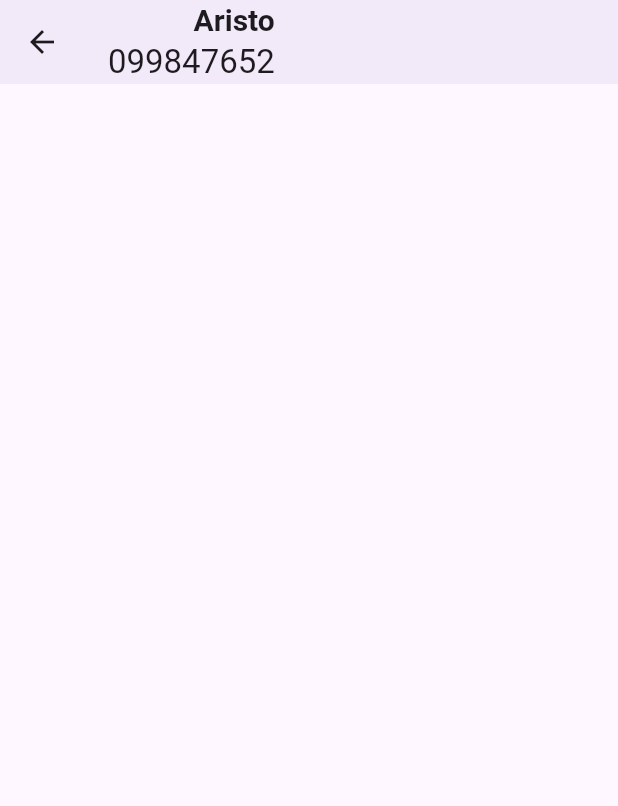
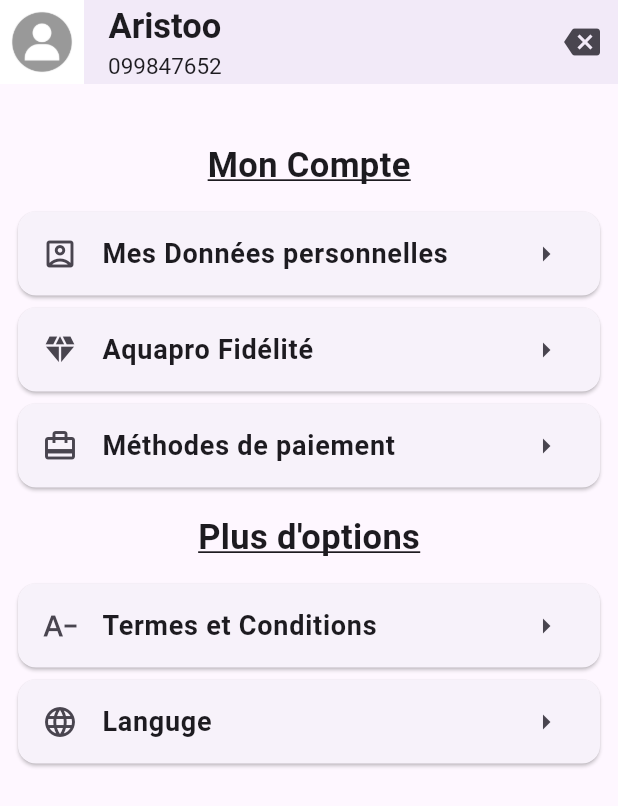
Before and after one commit to Rostomgh/Aqupro, a Flutter app: the ProfilePage screen opened directly, on a phone screen of 412 x 824 dp. Shown: the top 806 px of the screen. Run offline on Flutter 3.47's test engine with Material 3 defaults, Android fonts, the light colour scheme and no system bars; our stand-ins replace animated_splash_screen, awesome_dialog, bloc, curved_navigation_bar, firebase_auth, firebase_core and 2 more; accounts and stored records are empty.

Commit message:
infoprofile hi,t fix error key

```diff
--- a/lib/Compo/Constance.dart
+++ b/lib/Compo/Constance.dart
@@ -1,6 +1,18 @@
+// ignore_for_file: constant_identifier_names
+
 import 'package:flutter/material.dart';
 
+String tit = '';
 const Primerycolor = Color.fromARGB(255, 112, 180, 236);
 const Butcolor = Color(0xFFBDBDBD);
 const SizeText = SizedBox(height: 5);
 const ButtonColor = [Colors.black54, Colors.black];
+
+const Tit = Text(
+  "Mon Compte",
+  style: TextStyle(fontWeight: FontWeight.bold, fontSize: 23,decoration: TextDecoration.underline),
+);
+const Tit2 = Text(
+  "Plus d'options",
+  style: TextStyle(fontWeight: FontWeight.bold, fontSize: 23,decoration: TextDecoration.underline),
+);
--- /dev/null
+++ b/lib/Compo/CustomSettings.dart
@@ -0,0 +1,24 @@
+import 'package:flutter/material.dart';
+
+class CustomCardProfilePage extends StatelessWidget {
+  final Icon ic;
+  final String text;
+  final void Function()? tap;
+  const CustomCardProfilePage({Key? key, required this.ic, required this.text, this.tap})
+      : super(key: key);
+
+  @override
+  Widget build(BuildContext context) {
+    return Card(
+      child: ListTile(
+        onTap: tap,
+        title: Text(
+          text,
+          style: const TextStyle(fontSize: 18, fontWeight: FontWeight.w600),
+        ),
+        leading: ic,
+        trailing: const Icon(Icons.arrow_right_sharp),
+      ),
+    );
+  }
+}
--- a/lib/Login/Log.dart
+++ b/lib/Login/Log.dart
@@ -1,6 +1,6 @@
 import 'package:aquapro/Compo/Constance.dart';
 import 'package:aquapro/Compo/CustomButton.dart';
-import 'package:aquapro/Compo/CustomText.dart';
+import 'package:aquapro/Compo/CustomTextFormField.dart';
 import 'package:awesome_dialog/awesome_dialog.dart';
 import 'package:firebase_auth/firebase_auth.dart';
 import 'package:flutter/material.dart';
--- a/lib/Login/Login.dart
+++ b/lib/Login/Login.dart
@@ -3,7 +3,7 @@ import 'package:awesome_dialog/awesome_dialog.dart';
 import 'package:firebase_auth/firebase_auth.dart';
 import 'package:flutter/material.dart';
 import 'package:aquapro/Compo/Constance.dart';
-import 'package:aquapro/Compo/CustomText.dart';
+import 'package:aquapro/Compo/CustomTextFormField.dart';
 
 class LoginP extends StatefulWidget {
   const LoginP({Key? key}) : super(key: key);
--- a/lib/NavBar.dart
+++ b/lib/NavBar.dart
@@ -1,7 +1,7 @@
 import 'package:aquapro/Buissnes%20Logic/NavBar/nav_bar_bloc.dart';
 import 'package:aquapro/Compo/Constance.dart';
 import 'package:aquapro/Compo/ListItem.dart';
-import 'package:aquapro/Pages/ProfilePage.dart';
+import 'package:aquapro/Pages/ProfileScreen/ProfilePage.dart';
 import 'package:aquapro/Pages/homeP1.dart';
 import 'package:curved_navigation_bar/curved_navigation_bar.dart';
 import 'package:flutter/material.dart';
@@ -15,7 +15,7 @@ List<BottomNavigationBarItem> navItems = [
 
 List<Widget> bottomNavScreens = [
   const Homm(),
-  const ProfilePage()
+const ProfilePage(),
 ];
 
 class NavBar extends StatelessWidget {
--- a/lib/Pages/ProfilePage.dart
+++ /dev/null
@@ -1,31 +0,0 @@
-import 'package:flutter/material.dart';
-
-class ProfilePage extends StatefulWidget {
-  const ProfilePage({super.key});
-
-  @override
-  State<ProfilePage> createState() => _ProfilePageState();
-}
-
-class _ProfilePageState extends State<ProfilePage> {
-  @override
-  Widget build(BuildContext context) {
-    return Scaffold(
-      appBar: AppBar(
-        elevation: 3,
-        title:  const Column(
-          crossAxisAlignment: CrossAxisAlignment.end,
-          children: [
-            Text("Aristo",style: TextStyle(fontWeight: FontWeight.bold,fontSize: 20),),
-            SizedBox(height: 2),
-            Text("099847652"),
-
-
-
-
-          ],
-        ),
-      ),
-    );
-  }
-}
--- /dev/null
+++ b/lib/Pages/ProfileScreen/ProfilePage.dart
@@ -0,0 +1,69 @@
+import 'package:aquapro/Compo/Constance.dart';
+import 'package:aquapro/Compo/CustomSettings.dart';
+import 'package:aquapro/Widget/SecondBCard.dart';
+import 'package:aquapro/Pages/homeP1.dart';
+import 'package:aquapro/Widget/FirstBCard.dart';
+import 'package:flutter/material.dart';
+
+class ProfilePage extends StatefulWidget {
+  const ProfilePage({Key? key}) : super(key: key);
+
+  @override
+  State<ProfilePage> createState() => _ProfilePageState();
+}
+
+class _ProfilePageState extends State<ProfilePage> {
+  @override
+  Widget build(BuildContext context) {
+    return Scaffold(
+      appBar: AppBar(
+        elevation: 3,
+        leading: CircleAvatar(
+          child: Image.asset("assets/avatar/ProfileAvatar.jpg"),
+        ),
+        title: const Column(
+          children: [
+            Text(
+              "Aristoo",
+              style: TextStyle(fontWeight: FontWeight.bold, fontSize: 23),
+            ),
+            SizedBox(height: 2),
+            Text(
+              "099847652",
+              style: TextStyle(fontSize: 15),
+            )
+          ],
+        ),
+        actions: [
+          IconButton(
+            onPressed: () {
+              Navigator.push(context,
+                  MaterialPageRoute(builder: (context) => const Homm()));
+            },
+            icon: const Icon(Icons.backspace),
+          )
+        ],
+      ),
+      body: const SingleChildScrollView(
+        child: Padding(
+          padding: EdgeInsets.all(8.0),
+          child: Column(
+            children: [
+              SizedBox(
+                height: 30,
+              ),
+              Tit,
+              SizedBox(height: 10),
+              FistBuildCard(),
+              SizedBox(height:13),
+              Tit2,
+              SizedBox(height: 10),
+              SecondBuildCard(),
+
+            ],
+          ),
+        ),
+      ),
+    );
+  }
+}
--- a/lib/Pages/homeP1.dart
+++ b/lib/Pages/homeP1.dart
@@ -18,7 +18,7 @@ class Homm extends StatelessWidget {
         title: const Text(
           "AQUAPRP",
           style: TextStyle(
-              fontSize: 20, fontWeight: FontWeight.w400, color: Colors.white),
+              fontSize: 20, fontWeight: FontWeight.w600, color: Colors.white),
         ),
         centerTitle: true,
         actions: [
--- /dev/null
+++ b/lib/Widget/FirstBCard.dart
@@ -0,0 +1,34 @@
+import 'package:aquapro/Compo/CustomSettings.dart';
+import 'package:flutter/material.dart';
+
+class FistBuildCard extends StatefulWidget {
+  const FistBuildCard({super.key});
+
+  @override
+  State<FistBuildCard> createState() => _FistBuildCardState();
+}
+
+class _FistBuildCardState extends State<FistBuildCard> {
+  @override
+  Widget build(BuildContext context) {
+    return  Column(
+      children: [
+        CustomCardProfilePage(
+          ic: const Icon(Icons.account_box_outlined),
+          text: "Mes Données personnelles",
+          tap: () {
+            Navigator.pushNamed(context, 'info');
+          },
+        ),
+        const CustomCardProfilePage(
+          ic: Icon(Icons.diamond),
+          text: "Aquapro Fidélité",
+        ),
+        const CustomCardProfilePage(
+          ic: Icon(Icons.card_travel),
+          text: "Méthodes de paiement ",
+        ),
+      ],
+    );
+  }
+}
--- /dev/null
+++ b/lib/Widget/SecondBCard.dart
@@ -0,0 +1,27 @@
+import 'package:aquapro/Compo/CustomSettings.dart';
+import 'package:flutter/material.dart';
+
+class SecondBuildCard extends StatefulWidget {
+  const SecondBuildCard({super.key});
+
+  @override
+  State<SecondBuildCard> createState() => _SecondBuildCardState();
+}
+
+class _SecondBuildCardState extends State<SecondBuildCard> {
+  @override
+  Widget build(BuildContext context) {
+    return const Column(
+      children: [
+        CustomCardProfilePage(
+          ic: Icon(Icons.text_decrease),
+          text: "Termes et Conditions",
+        ),
+        CustomCardProfilePage(
+          ic: Icon(Icons.language),
+          text: "Languge",
+        ),
+      ],
+    );
+  }
+}
--- a/pubspec.yaml
+++ b/pubspec.yaml
@@ -73,6 +73,7 @@ flutter:
   # To add assets to your application, add an assets section, like this:
   assets:
     - assets/img/
+    - assets/avatar/
 
 
   # An image asset can refer to one or more resolution-specific "variants", see
```
Also changed, not shown: lib/Compo/CustomTextFormField.dart (renamed from lib/Compo/CustomText.dart, +6 -2 lines), lib/Pages/ProfileScreen/InfoPerso.dart (added, +100 -0 lines), lib/Route/OnenerateRoute.dart (+7 -4 lines), lib/main.dart (+13 -12 lines), assets/avatar/ProfileAvatar.jpg (added).
